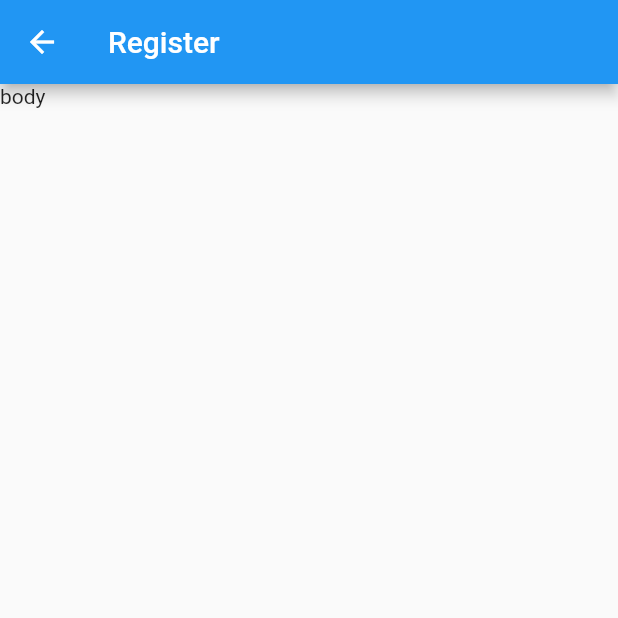
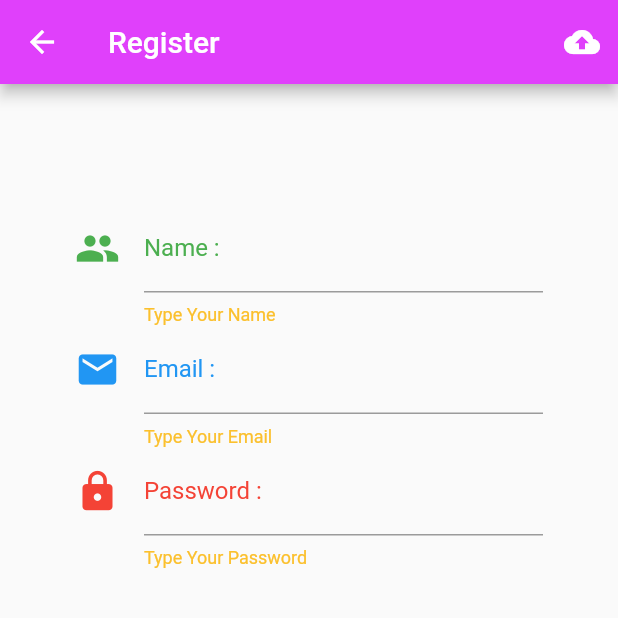
Before and after one commit to tense-dev/tensepilab, a Flutter app: the Register screen opened directly, on a phone screen of 412 x 824 dp, the top half of it. Run offline on Flutter 3.47's test engine with Material 2 defaults, Android fonts, the phone set to English and light mode, and no system bars.

Commit message:
register form

```diff
--- a/lib/screens/register.dart
+++ b/lib/screens/register.dart
@@ -6,13 +6,84 @@ class Register extends StatefulWidget {
 }
 
 class _RegisterState extends State<Register> {
+// Explicit
+
+// Medtod
+  Widget nameText() {
+    return TextFormField(
+      decoration: InputDecoration(
+        icon: Icon(
+          Icons.people,
+          size: 30.0,
+          color: Colors.green,
+        ),
+        labelText: 'Name : ',
+        labelStyle: TextStyle(color: Colors.green),
+        helperText: 'Type Your Name',
+        helperStyle: TextStyle(color: Colors.yellow[700]),
+        hintText: 'English only',
+      ),
+    );
+  }
+
+  Widget emailText() {
+    return TextFormField(keyboardType: TextInputType.emailAddress,
+      decoration: InputDecoration(
+        icon: Icon(
+          Icons.email,
+          size: 30.0,
+          color: Colors.blue,
+        ),
+        labelText: 'Email : ',
+        labelStyle: TextStyle(color: Colors.blue),
+        helperText: 'Type Your Email',
+        helperStyle: TextStyle(color: Colors.yellow[700]),
+        hintText: 'you@mail.com',
+      ),
+    );
+  }
+
+  Widget passwordText() {
+    return TextFormField(
+      decoration: InputDecoration(
+        icon: Icon(
+          Icons.lock,
+          size: 30.0,
+          color: Colors.red,
+        ),
+        labelText: 'Password : ',
+        labelStyle: TextStyle(color: Colors.red),
+        helperText: 'Type Your Password',
+        helperStyle: TextStyle(color: Colors.yellow[700]),
+        hintText: 'More 6 Character',
+      ),
+    );
+  }
+
+  Widget groupText() {
+    return ListView(
+      padding: EdgeInsets.only(top: 80.0, left: 50.0, right: 50.0),
+      children: <Widget>[nameText(), emailText(), passwordText()],
+    );
+  }
+
+  Widget registerButton() {
+    return IconButton(
+      tooltip: 'Register Firebase',
+      icon: Icon(Icons.cloud_upload),
+      onPressed: () {},
+    );
+  }
+
   @override
   Widget build(BuildContext context) {
     return Scaffold(
       appBar: AppBar(
+        backgroundColor: Colors.purpleAccent,
         title: Text('Register'),
+        actions: <Widget>[registerButton()],
       ),
-      body: Text('body'),
+      body: groupText(),
     );
   }
 }
```
